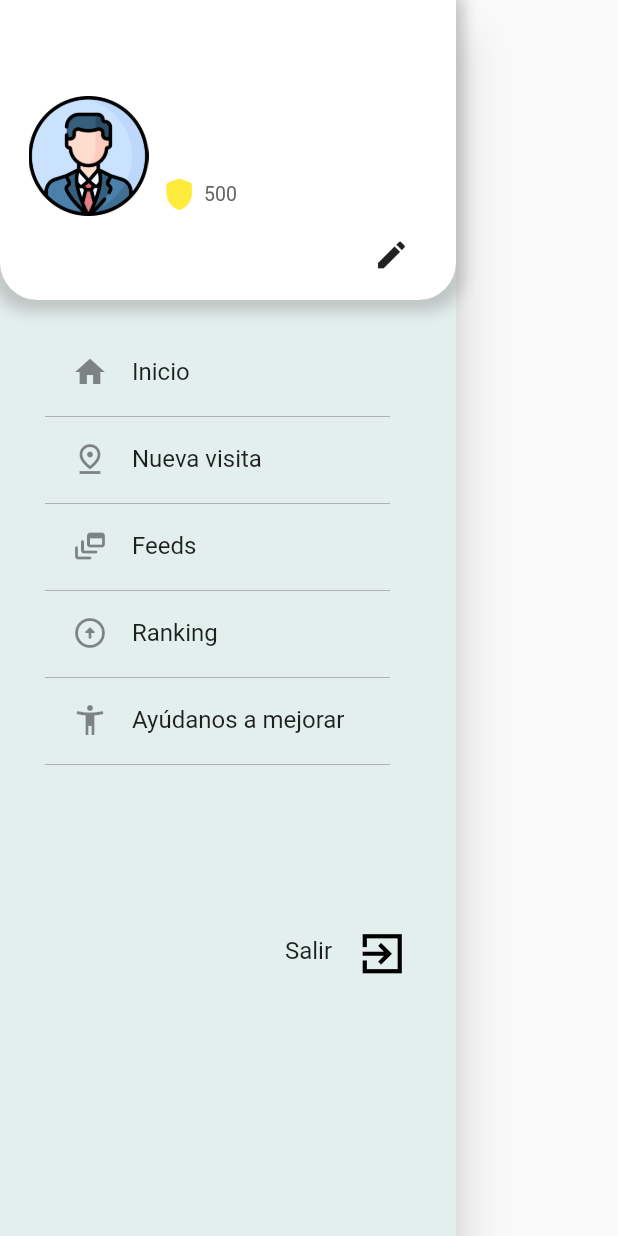
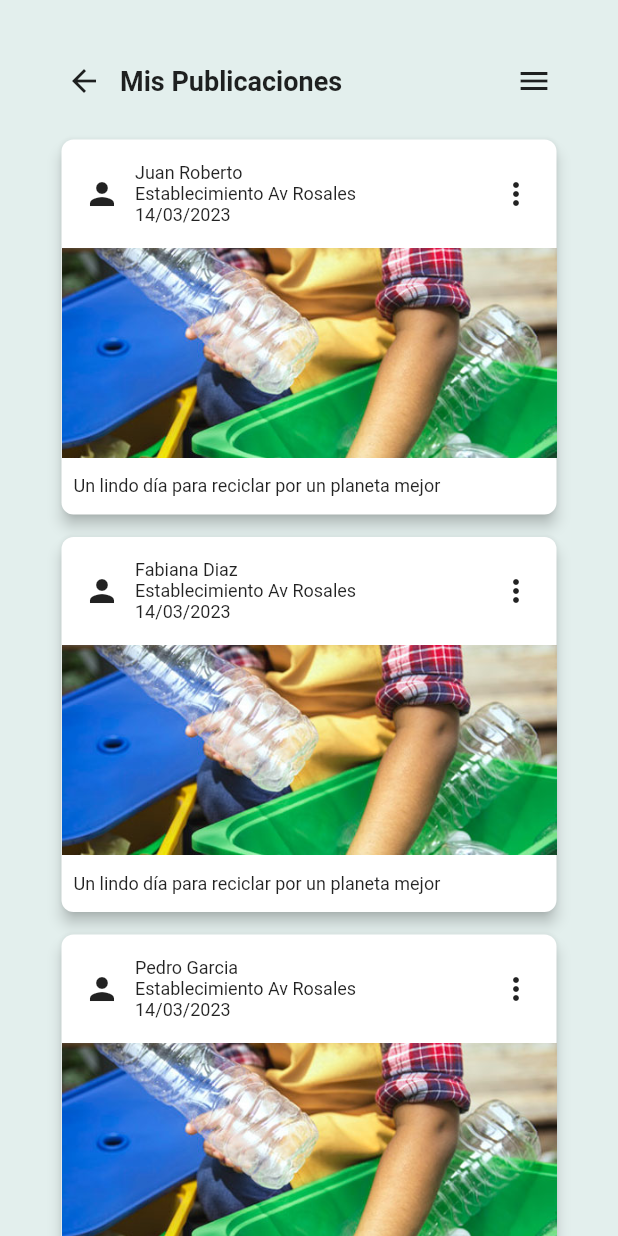
Before and after one commit to GonzaJoseph12/r-map, a Flutter app: the MyDrawer widget shown alone on an empty page, opened directly, after a tap on "Feeds", on a phone screen of 412 x 824 dp. Run offline on Flutter 3.47's test engine with Material 2 defaults, Android fonts, the phone set to English and light mode, and no system bars; our stand-ins replace carousel_slider, firebase_auth, firebase_core, get, google_maps_flutter; accounts and stored records are empty; network calls fail.

Commit message:
vistas posts

```diff
--- a/r_map/lib/src/app.dart
+++ b/r_map/lib/src/app.dart
@@ -14,7 +14,8 @@ import 'package:r_map/src/screens/reestablecer_contrasena.dart';
 import 'package:r_map/src/screens/seleccion_user.dart';
 import 'package:r_map/src/screens/select_establishment.dart';
 import 'package:r_map/src/screens/dashboard.dart';
-
+import 'package:r_map/src/screens/list_post.dart';
+import 'package:r_map/src/screens/edit_posts.dart';
 
 final navigatorKey = GlobalKey<NavigatorState>();
 class MyApp extends StatelessWidget {
@@ -72,6 +73,10 @@ class MyApp extends StatelessWidget {
                 return const Establishment();
               case "/recycling":
                 return const InfoRecycling();
+              case "/posts":
+                return const Posts();
+              case "/my_posts":
+                return const MyPosts();
               default:
                 return const PageNotFound();
             }
--- a/r_map/lib/src/components/drawer.dart
+++ b/r_map/lib/src/components/drawer.dart
@@ -178,7 +178,7 @@ class MyDrawer extends StatelessWidget {
           ),
           ListTile(
             onTap: () {
-              // Update the UI based on drawer item selected
+              Navigator.of(context).popAndPushNamed('/my_posts');
             },
             contentPadding: EdgeInsets.symmetric(horizontal: 16.0),
             title: Padding(
--- /dev/null
+++ b/r_map/lib/src/screens/edit_posts.dart
@@ -0,0 +1,264 @@
+import 'package:flutter/material.dart';
+import 'package:firebase_auth/firebase_auth.dart';
+
+import 'package:r_map/src/components/drawer.dart';
+
+class MyPosts extends StatefulWidget {
+  const MyPosts({super.key});
+
+  @override
+  State<MyPosts> createState() => _MyPostsState();
+}
+
+class _MyPostsState extends State<MyPosts> {
+  final GlobalKey<ScaffoldState> _scaffoldKey = GlobalKey<ScaffoldState>();
+  @override
+  Widget build(BuildContext context) {
+    return Scaffold(
+        key: _scaffoldKey,
+        body: Container(
+            color: const Color.fromRGBO(227, 239, 237, 1),
+            height: double.infinity,
+            width: double.infinity,
+            child: Padding(
+                padding: const EdgeInsets.symmetric(horizontal: 16.0),
+                child: SingleChildScrollView(
+                    child: Column(children: <Widget>[
+                  SizedBox(
+                    height: 30,
+                  ),
+                  Padding(
+                    padding: EdgeInsets.symmetric(horizontal: 16.0),
+                    child: Row(
+                      mainAxisAlignment: MainAxisAlignment.spaceBetween,
+                      children: [
+                        Row(
+                          children: [
+                            IconButton(
+                              onPressed: () {
+                                Navigator.of(context)
+                                    .popAndPushNamed('/establishment');
+                              },
+                              icon: Icon(Icons.arrow_back),
+                            ),
+                            Text('Mis Publicaciones',
+                                style: TextStyle(
+                                  fontSize: 18.0,
+                                  fontWeight: FontWeight.bold,
+                                )),
+                          ],
+                        ),
+                        IconButton(
+                          onPressed: () {
+                            _scaffoldKey.currentState!.openDrawer();
+                          },
+                          icon: Icon(Icons.menu),
+                        ),
+                      ],
+                    ),
+                  ),
+                  //PRIMERA FILA
+
+                  SizedBox(
+                    height: 15,
+                  ),
+
+                  Card(
+                    elevation: 4.0,
+                    shape: RoundedRectangleBorder(
+                      borderRadius: BorderRadius.circular(8.0),
+                    ),
+                    margin: EdgeInsets.symmetric(horizontal: 25.0),
+                    child: Column(
+                      crossAxisAlignment: CrossAxisAlignment.stretch,
+                      children: [
+                        Padding(
+                          padding: const EdgeInsets.all(15.0),
+                          child: Row(
+                            mainAxisAlignment: MainAxisAlignment.spaceBetween,
+                            children: [
+                              Icon(Icons.person, size: 24.0),
+                              SizedBox(
+                                  width:
+                                      10.0), // Agregar un SizedBox con una anchura fija
+                              Expanded(
+                                child: Column(
+                                  crossAxisAlignment: CrossAxisAlignment.start,
+                                  children: [
+                                    Text('Juan Roberto',
+                                        style: TextStyle(fontSize: 12.0)),
+                                    Text('Establecimiento Av Rosales',
+                                        style: TextStyle(fontSize: 12.0)),
+                                    Text('14/03/2023',
+                                        style: TextStyle(fontSize: 12.0)),
+                                  ],
+                                ),
+                              ),
+                              Icon(Icons.more_vert, size: 24.0),
+                            ],
+                          ),
+                        ),
+                        SizedBox(
+                          height: 140.0,
+                          // width: 90,
+                          child: Image.asset(
+                            'assets/person_r.jpg',
+                            fit: BoxFit.cover,
+                          ),
+                        ),
+                        Padding(
+                          padding: const EdgeInsets.all(8.0),
+                          child: Column(
+                            crossAxisAlignment: CrossAxisAlignment.start,
+                            children: [
+                              SizedBox(height: 4.0),
+                              Text(
+                                  'Un lindo día para reciclar por un planeta mejor',
+                                  style: TextStyle(fontSize: 12.0)),
+                              SizedBox(height: 4.0),
+                            ],
+                          ),
+                        ),
+                      ],
+                    ),
+                  ),
+
+                  SizedBox(
+                    height: 15,
+                  ),
+
+                  Card(
+                    elevation: 4.0,
+                    shape: RoundedRectangleBorder(
+                      borderRadius: BorderRadius.circular(8.0),
+                    ),
+                    margin: EdgeInsets.symmetric(horizontal: 25.0),
+                    child: Column(
+                      crossAxisAlignment: CrossAxisAlignment.stretch,
+                      children: [
+                        Padding(
+                          padding: const EdgeInsets.all(15.0),
+                          child: Row(
+                            mainAxisAlignment: MainAxisAlignment.spaceBetween,
+                            children: [
+                              Icon(Icons.person, size: 24.0),
+                              SizedBox(
+                                  width:
+                                      10.0), // Agregar un SizedBox con una anchura fija
+                              Expanded(
+                                child: Column(
+                                  crossAxisAlignment: CrossAxisAlignment.start,
+                                  children: [
+                                    Text('Fabiana Diaz',
+                                        style: TextStyle(fontSize: 12.0)),
+                                    Text('Establecimiento Av Rosales',
+                                        style: TextStyle(fontSize: 12.0)),
+                                    Text('14/03/2023',
+                                        style: TextStyle(fontSize: 12.0)),
+                                  ],
+                                ),
+                              ),
+                              Icon(Icons.more_vert, size: 24.0),
+                            ],
+                          ),
+                        ),
+                        SizedBox(
+                          height: 140.0,
+                          // width: 90,
+                          child: Image.asset(
+                            'assets/person_r.jpg',
+                            fit: BoxFit.cover,
+                          ),
+                        ),
+                        Padding(
+                          padding: const EdgeInsets.all(8.0),
+                          child: Column(
+                            crossAxisAlignment: CrossAxisAlignment.start,
+                            children: [
+                              SizedBox(height: 4.0),
+                              Text(
+                                  'Un lindo día para reciclar por un planeta mejor',
+                                  style: TextStyle(fontSize: 12.0)),
+                              SizedBox(height: 4.0),
+                            ],
+                          ),
+                        ),
+                      ],
+                    ),
+                  ),
+
+                  SizedBox(
+                    height: 15,
+                  ),
+
+                  Card(
+                    elevation: 4.0,
+                    shape: RoundedRectangleBorder(
+                      borderRadius: BorderRadius.circular(8.0),
+                    ),
+                    margin: EdgeInsets.symmetric(horizontal: 25.0),
+                    child: Column(
+                      crossAxisAlignment: CrossAxisAlignment.stretch,
+                      children: [
+                        Padding(
+                          padding: const EdgeInsets.all(15.0),
+                          child: Row(
+                            mainAxisAlignment: MainAxisAlignment.spaceBetween,
+                            children: [
+                              Icon(Icons.person, size: 24.0),
+                              SizedBox(
+                                  width:
+                                      10.0), // Agregar un SizedBox con una anchura fija
+                              Expanded(
+                                child: Column(
+                                  crossAxisAlignment: CrossAxisAlignment.start,
+                                  children: [
+                                    Text('Pedro Garcia',
+                                        style: TextStyle(fontSize: 12.0)),
+                                    Text('Establecimiento Av Rosales',
+                                        style: TextStyle(fontSize: 12.0)),
+                                    Text('14/03/2023',
+                                        style: TextStyle(fontSize: 12.0)),
+                                  ],
+                                ),
+                              ),
+                              Icon(Icons.more_vert, size: 24.0),
+                            ],
+                          ),
+                        ),
+                        SizedBox(
+                          height: 140.0,
+                          // width: 90,
+                          child: Image.asset(
+                            'assets/person_r.jpg',
+                            fit: BoxFit.cover,
+                          ),
+                        ),
+                        Padding(
+                          padding: const EdgeInsets.all(8.0),
+                          child: Column(
+                            crossAxisAlignment: CrossAxisAlignment.start,
+                            children: [
+                              SizedBox(height: 4.0),
+                              Text(
+                                  'Un lindo día para reciclar por un planeta mejor',
+                                  style: TextStyle(fontSize: 12.0)),
+                              SizedBox(height: 4.0),
+                            ],
+                          ),
+                        ),
+                      ],
+                    ),
+                  ),
+                  SizedBox(
+                    height: 40,
+                  ),
+                ]
+                ),
+                ),
+                ),
+                ),
+                drawer: MyDrawer(),
+                );
+  }
+}
--- a/r_map/pubspec.yaml
+++ b/r_map/pubspec.yaml
@@ -75,6 +75,7 @@ flutter:
     - assets/icon/re-min.png
     - assets/profile.png
     - assets/logros.png
+    - assets/person_r.jpg
 
   # An image asset can refer to one or more resolution-specific "variants", see
   # https://flutter.dev/assets-and-images/#resolution-aware
```
Also changed, not shown: r_map/lib/src/screens/dashboard.dart (+5 -2 lines), r_map/lib/src/screens/list_post.dart (added, +308 -0 lines), r_map/lib/src/screens/select_establishment.dart (+18 -68 lines), r_map/assets/person_r.jpg (added), r_map/pubspec.lock.
